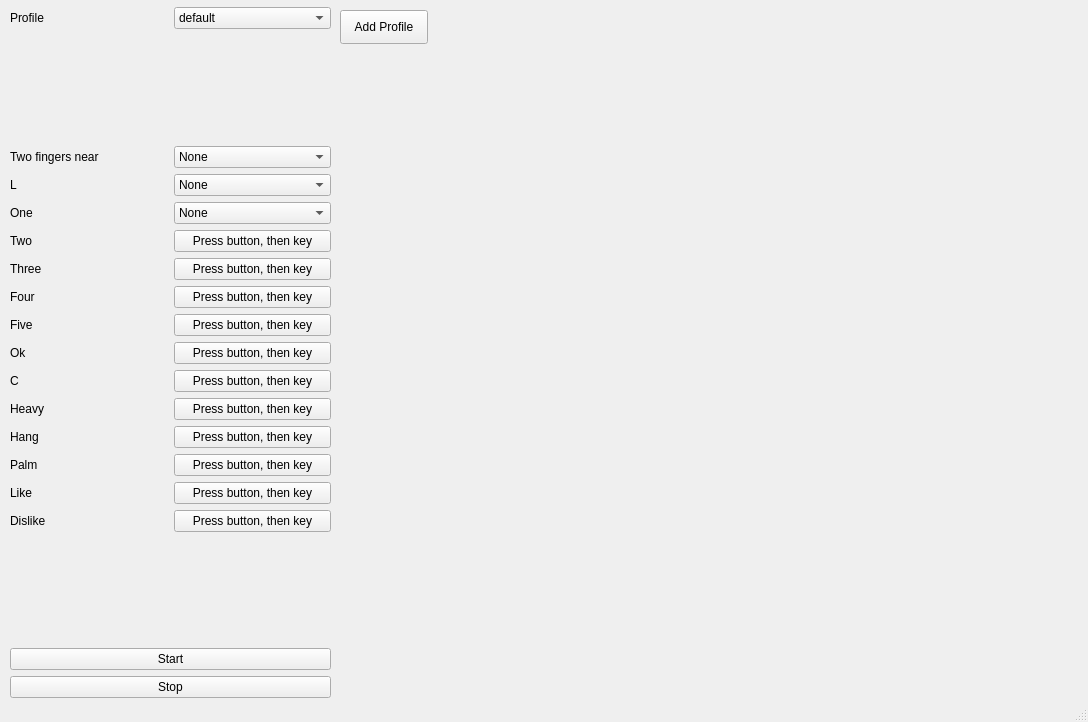
This is base.ui in Samoed/MyFirstDatascienceProject as Qt 5 draws it before an edit. The edited form follows.
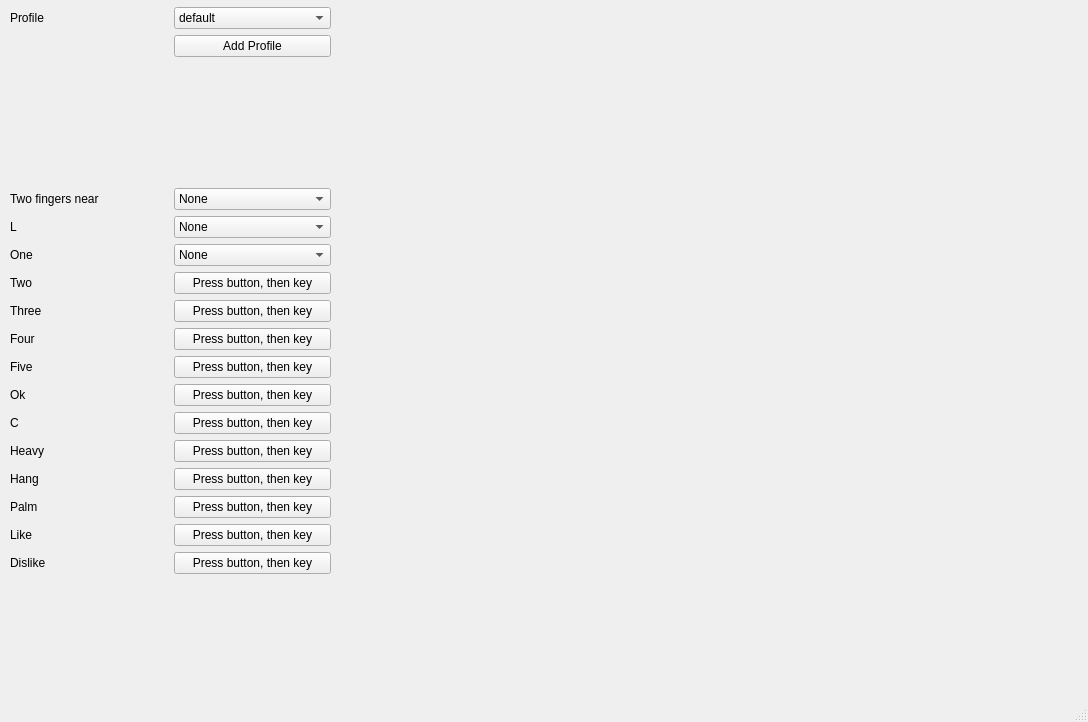
This is the edited form.

Commit message: remove start stop

```diff
--- a/base.ui
+++ b/base.ui
@@ -49,271 +49,278 @@
      </rect>
     </property>
     <layout class="QGridLayout" name="gridLayout">
-     <item row="8" column="0">
-      <widget class="QLabel" name="label_10">
-       <property name="text">
-        <string>Five</string>
-       </property>
-      </widget>
-     </item>
-     <item row="15" column="1">
-      <widget class="QPushButton" name="like_button">
-       <property name="text">
-        <string>Press button, then key</string>
-       </property>
-      </widget>
-     </item>
-     <item row="9" column="0">
-      <widget class="QLabel" name="label_9">
-       <property name="text">
-        <string>Ok</string>
-       </property>
-      </widget>
-     </item>
-     <item row="5" column="1">
-      <widget class="QPushButton" name="two_button">
-       <property name="text">
-        <string>Press button, then key</string>
-       </property>
-      </widget>
-     </item>
-     <item row="12" column="1">
-      <widget class="QPushButton" name="hang_button">
-       <property name="text">
-        <string>Press button, then key</string>
-       </property>
-      </widget>
-     </item>
-     <item row="12" column="0">
-      <widget class="QLabel" name="label_14">
-       <property name="text">
-        <string>Hang</string>
-       </property>
-      </widget>
-     </item>
-     <item row="3" column="1">
-      <widget class="QComboBox" name="l_combobox">
-       <property name="cursor">
-        <cursorShape>PointingHandCursor</cursorShape>
-       </property>
-       <property name="acceptDrops">
-        <bool>true</bool>
-       </property>
-       <item>
-        <property name="text">
-         <string>None</string>
-        </property>
-       </item>
-       <item>
-        <property name="text">
-         <string>Move mouse</string>
-        </property>
-       </item>
-       <item>
-        <property name="text">
-         <string>Left mouse (LMB)</string>
-        </property>
-       </item>
-       <item>
-        <property name="text">
-         <string>Right mouse</string>
-        </property>
-       </item>
-      </widget>
-     </item>
-     <item row="7" column="1">
-      <widget class="QPushButton" name="four_button">
-       <property name="text">
-        <string>Press button, then key</string>
-       </property>
-      </widget>
-     </item>
-     <item row="4" column="0">
-      <widget class="QLabel" name="label_3">
-       <property name="text">
-        <string>One</string>
-       </property>
-      </widget>
-     </item>
-     <item row="15" column="0">
+     <item row="16" column="0">
       <widget class="QLabel" name="label_15">
        <property name="text">
         <string>Like</string>
        </property>
       </widget>
      </item>
-     <item row="2" column="1">
-      <widget class="QComboBox" name="two_fingers_near_combobox">
-       <property name="cursor">
-        <cursorShape>PointingHandCursor</cursorShape>
-       </property>
-       <property name="acceptDrops">
-        <bool>false</bool>
-       </property>
-       <item>
-        <property name="text">
-         <string>None</string>
-        </property>
-       </item>
-       <item>
-        <property name="text">
-         <string>Mouse move</string>
-        </property>
-       </item>
-       <item>
-        <property name="text">
-         <string>Left mouse (LMB)</string>
-        </property>
-       </item>
-       <item>
-        <property name="text">
-         <string>Right mouse</string>
-        </property>
-       </item>
-      </widget>
-     </item>
-     <item row="8" column="1">
-      <widget class="QPushButton" name="five_button">
+     <item row="16" column="1">
+      <widget class="QPushButton" name="like_button">
        <property name="text">
         <string>Press button, then key</string>
        </property>
       </widget>
      </item>
-     <item row="2" column="0">
+     <item row="2" column="0" colspan="2">
+      <spacer name="verticalSpacer_2">
+       <property name="orientation">
+        <enum>Qt::Vertical</enum>
+       </property>
+       <property name="sizeHint" stdset="0">
+        <size>
+         <width>20</width>
+         <height>40</height>
+        </size>
+       </property>
+      </spacer>
+     </item>
+     <item row="8" column="0">
+      <widget class="QLabel" name="label_8">
+       <property name="text">
+        <string>Four</string>
+       </property>
+      </widget>
+     </item>
+     <item row="3" column="0">
       <widget class="QLabel" name="label_4">
        <property name="text">
         <string>Two fingers near</string>
        </property>
       </widget>
      </item>
-     <item row="9" column="1">
-      <widget class="QPushButton" name="ok_button">
-       <property name="text">
-        <string>Press button, then key</string>
-       </property>
-      </widget>
-     </item>
-     <item row="6" column="1">
+     <item row="7" column="1">
       <widget class="QPushButton" name="three_button">
        <property name="text">
         <string>Press button, then key</string>
        </property>
       </widget>
      </item>
-     <item row="11" column="0">
+     <item row="0" column="0">
+      <widget class="QLabel" name="label_6">
+       <property name="text">
+        <string>Profile</string>
+       </property>
+      </widget>
+     </item>
+     <item row="17" column="0">
+      <widget class="QLabel" name="label_16">
+       <property name="text">
+        <string>Dislike</string>
+       </property>
+      </widget>
+     </item>
+     <item row="12" column="0">
       <widget class="QLabel" name="label_12">
        <property name="text">
         <string>Heavy</string>
        </property>
       </widget>
      </item>
-     <item row="7" column="0">
-      <widget class="QLabel" name="label_8">
+     <item row="13" column="1">
+      <widget class="QPushButton" name="hang_button">
        <property name="text">
-        <string>Four</string>
+        <string>Press button, then key</string>
        </property>
       </widget>
      </item>
-     <item row="13" column="0">
+     <item row="9" column="0">
+      <widget class="QLabel" name="label_10">
+       <property name="text">
+        <string>Five</string>
+       </property>
+      </widget>
+     </item>
+     <item row="14" column="1">
+      <widget class="QPushButton" name="palm_button">
+       <property name="text">
+        <string>Press button, then key</string>
+       </property>
+      </widget>
+     </item>
+     <item row="5" column="0">
+      <widget class="QLabel" name="label_3">
+       <property name="text">
+        <string>One</string>
+       </property>
+      </widget>
+     </item>
+     <item row="11" column="1">
+      <widget class="QPushButton" name="c_button">
+       <property name="text">
+        <string>Press button, then key</string>
+       </property>
+      </widget>
+     </item>
+     <item row="12" column="1">
+      <widget class="QPushButton" name="heavy_button">
+       <property name="text">
+        <string>Press button, then key</string>
+       </property>
+      </widget>
+     </item>
+     <item row="5" column="1">
+      <widget class="QComboBox" name="one_combobox">
+       <property name="cursor">
+        <cursorShape>PointingHandCursor</cursorShape>
+       </property>
+       <property name="acceptDrops">
+        <bool>true</bool>
+       </property>
+       <item>
+        <property name="text">
+         <string>None</string>
+        </property>
+       </item>
+       <item>
+        <property name="text">
+         <string>Mouse move</string>
+        </property>
+       </item>
+       <item>
+        <property name="text">
+         <string>Left mouse (LMB)</string>
+        </property>
+       </item>
+       <item>
+        <property name="text">
+         <string>Right mouse</string>
+        </property>
+       </item>
+      </widget>
+     </item>
+     <item row="14" column="0">
       <widget class="QLabel" name="label_13">
        <property name="text">
         <string>Palm</string>
        </property>
       </widget>
      </item>
-     <item row="4" column="1">
-      <widget class="QComboBox" name="one_combobox">
-       <property name="cursor">
-        <cursorShape>PointingHandCursor</cursorShape>
-       </property>
-       <property name="acceptDrops">
-        <bool>true</bool>
-       </property>
-       <item>
-        <property name="text">
-         <string>None</string>
-        </property>
-       </item>
-       <item>
-        <property name="text">
-         <string>Mouse move</string>
-        </property>
-       </item>
-       <item>
-        <property name="text">
-         <string>Left mouse (LMB)</string>
-        </property>
-       </item>
-       <item>
-        <property name="text">
-         <string>Right mouse</string>
-        </property>
-       </item>
-      </widget>
-     </item>
-     <item row="19" column="0" colspan="2">
-      <widget class="QPushButton" name="stop_button">
+     <item row="4" column="0">
+      <widget class="QLabel" name="label_11">
        <property name="text">
-        <string>Stop</string>
+        <string>L</string>
        </property>
       </widget>
      </item>
-     <item row="17" column="0" colspan="2">
-      <spacer name="verticalSpacer">
-       <property name="orientation">
-        <enum>Qt::Vertical</enum>
-       </property>
-       <property name="sizeHint" stdset="0">
-        <size>
-         <width>20</width>
-         <height>40</height>
-        </size>
-       </property>
-      </spacer>
-     </item>
      <item row="6" column="0">
+      <widget class="QLabel" name="label_2">
+       <property name="text">
+        <string>Two</string>
+       </property>
+      </widget>
+     </item>
+     <item row="6" column="1">
+      <widget class="QPushButton" name="two_button">
+       <property name="text">
+        <string>Press button, then key</string>
+       </property>
+      </widget>
+     </item>
+     <item row="7" column="0">
       <widget class="QLabel" name="label">
        <property name="text">
         <string>Three</string>
        </property>
       </widget>
      </item>
-     <item row="3" column="0">
-      <widget class="QLabel" name="label_11">
-       <property name="text">
-        <string>L</string>
+     <item row="4" column="1">
+      <widget class="QComboBox" name="l_combobox">
+       <property name="cursor">
+        <cursorShape>PointingHandCursor</cursorShape>
        </property>
+       <property name="acceptDrops">
+        <bool>true</bool>
+       </property>
+       <item>
+        <property name="text">
+         <string>None</string>
+        </property>
+       </item>
+       <item>
+        <property name="text">
+         <string>Move mouse</string>
+        </property>
+       </item>
+       <item>
+        <property name="text">
+         <string>Left mouse (LMB)</string>
+        </property>
+       </item>
+       <item>
+        <property name="text">
+         <string>Right mouse</string>
+        </property>
+       </item>
       </widget>
      </item>
-     <item row="16" column="0">
-      <widget class="QLabel" name="label_16">
+     <item row="3" column="1">
+      <widget class="QComboBox" name="two_fingers_near_combobox">
+       <property name="cursor">
+        <cursorShape>PointingHandCursor</cursorShape>
+       </property>
+       <property name="acceptDrops">
+        <bool>false</bool>
+       </property>
+       <item>
+        <property name="text">
+         <string>None</string>
+        </property>
+       </item>
+       <item>
+        <property name="text">
+         <string>Mouse move</string>
+        </property>
+       </item>
+       <item>
+        <property name="text">
+         <string>Left mouse (LMB)</string>
+        </property>
+       </item>
+       <item>
+        <property name="text">
+         <string>Right mouse</string>
+        </property>
+       </item>
+      </widget>
+     </item>
+     <item row="13" column="0">
+      <widget class="QLabel" name="label_14">
        <property name="text">
-        <string>Dislike</string>
+        <string>Hang</string>
        </property>
       </widget>
      </item>
-     <item row="18" column="0" colspan="2">
-      <widget class="QPushButton" name="start_button">
+     <item row="9" column="1">
+      <widget class="QPushButton" name="five_button">
        <property name="text">
-        <string>Start</string>
+        <string>Press button, then key</string>
        </property>
       </widget>
      </item>
      <item row="10" column="0">
+      <widget class="QLabel" name="label_9">
+       <property name="text">
+        <string>Ok</string>
+       </property>
+      </widget>
+     </item>
+     <item row="8" column="1">
+      <widget class="QPushButton" name="four_button">
+       <property name="text">
+        <string>Press button, then key</string>
+       </property>
+      </widget>
+     </item>
+     <item row="11" column="0">
       <widget class="QLabel" name="label_7">
        <property name="text">
         <string>C</string>
        </property>
       </widget>
      </item>
-     <item row="5" column="0">
-      <widget class="QLabel" name="label_2">
-       <property name="text">
-        <string>Two</string>
-       </property>
-      </widget>
-     </item>
-     <item row="16" column="1">
+     <item row="17" column="1">
       <widget class="QPushButton" name="dislike_button">
        <property name="text">
         <string>Press button, then key</string>
@@ -321,18 +328,24 @@
       </widget>
      </item>
      <item row="10" column="1">
-      <widget class="QPushButton" name="c_button">
+      <widget class="QPushButton" name="ok_button">
        <property name="text">
         <string>Press button, then key</string>
        </property>
       </widget>
      </item>
-     <item row="0" column="0">
-      <widget class="QLabel" name="label_6">
-       <property name="text">
-        <string>Profile</string>
+     <item row="18" column="0" colspan="2">
+      <spacer name="verticalSpacer">
+       <property name="orientation">
+        <enum>Qt::Vertical</enum>
        </property>
-      </widget>
+       <property name="sizeHint" stdset="0">
+        <size>
+         <width>20</width>
+         <height>40</height>
+        </size>
+       </property>
+      </spacer>
      </item>
      <item row="0" column="1">
       <widget class="QComboBox" name="open_combobox_2">
@@ -349,48 +362,15 @@
        </item>
       </widget>
      </item>
-     <item row="11" column="1">
-      <widget class="QPushButton" name="heavy_button">
+     <item row="1" column="1">
+      <widget class="QPushButton" name="add_profile_button">
        <property name="text">
-        <string>Press button, then key</string>
-       </property>
-      </widget>
-     </item>
-     <item row="1" column="0" colspan="2">
-      <spacer name="verticalSpacer_2">
-       <property name="orientation">
-        <enum>Qt::Vertical</enum>
-       </property>
-       <property name="sizeHint" stdset="0">
-        <size>
-         <width>20</width>
-         <height>40</height>
-        </size>
-       </property>
-      </spacer>
-     </item>
-     <item row="13" column="1">
-      <widget class="QPushButton" name="palm_button">
-       <property name="text">
-        <string>Press button, then key</string>
+        <string>Add Profile</string>
        </property>
       </widget>
      </item>
     </layout>
    </widget>
-   <widget class="QPushButton" name="add_profile_button">
-    <property name="geometry">
-     <rect>
-      <x>340</x>
-      <y>10</y>
-      <width>88</width>
-      <height>34</height>
-     </rect>
-    </property>
-    <property name="text">
-     <string>Add Profile</string>
-    </property>
-   </widget>
   </widget>
   <widget class="QStatusBar" name="statusbar"/>
  </widget>
```
The commit also changes 2 other files.
